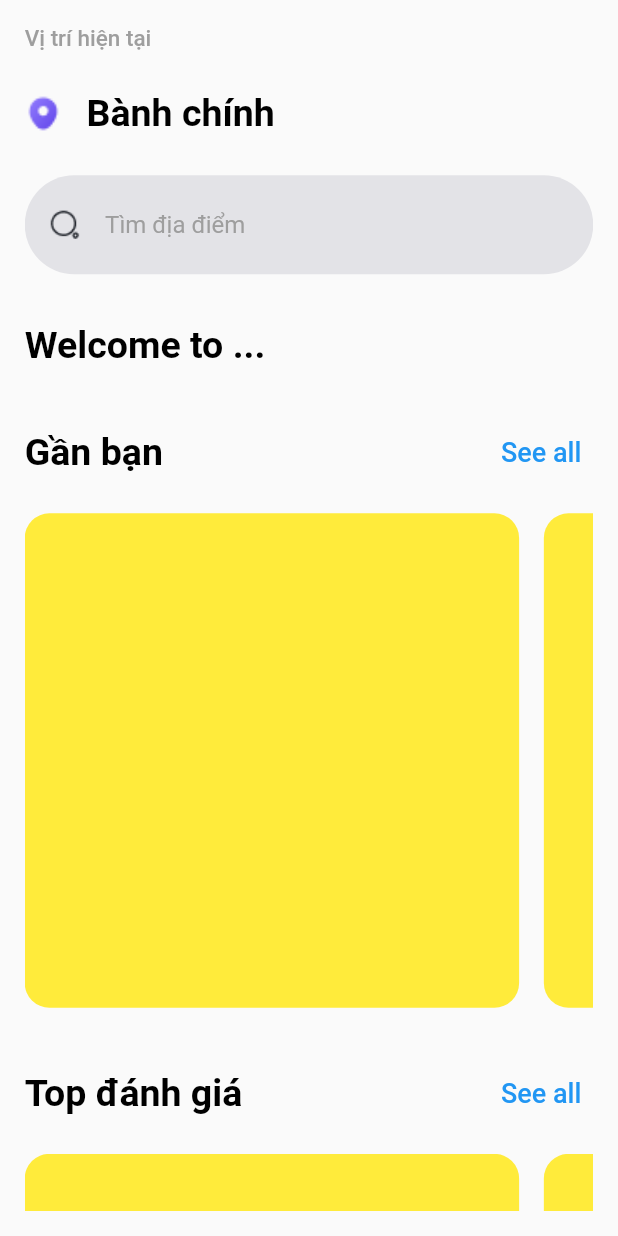
After one commit to havya123/app_xem_tro, a Flutter app: the screen it shows after launch, after a tap on "Get Started", after a tap on "Đăng nhập", after a tap on "Quên mật khẩu ?", on a phone screen of 412 x 824 dp. The commit adds this screen. Run offline on Flutter 3.47's test engine with Material 2 defaults, Android fonts, the phone set to English and light mode, and no system bars; our stand-ins replace font_awesome_flutter, get.

Commit message:
update home

```diff
--- /dev/null
+++ b/lib/config/widget/button.dart
@@ -0,0 +1,46 @@
+import 'package:app_xem_tro/config/size_config.dart';
+import 'package:flutter/material.dart';
+import 'package:get/get.dart';
+
+class Button extends StatelessWidget {
+  Button(
+      {required this.function,
+      super.key,
+      this.textButton = "",
+      required this.isLoading});
+  VoidCallback function;
+  String textButton;
+  RxBool isLoading;
+  @override
+  Widget build(BuildContext context) {
+    return InkWell(
+      onTap: function,
+      child: Ink(
+        child: Container(
+          width: double.infinity,
+          height: getHeight(context, height: 0.08),
+          decoration: BoxDecoration(
+              gradient: const LinearGradient(colors: [
+                Color(0xff363ff5),
+                Color(0xff6357CC),
+              ]),
+              borderRadius:
+                  BorderRadius.circular(borderRadius(context, border: 0.5))),
+          child: Obx(
+            () => Center(
+              child: !isLoading.value
+                  ? Text(
+                      textButton,
+                      style: const TextStyle(
+                          color: Colors.white,
+                          fontSize: 19,
+                          fontWeight: FontWeight.bold),
+                    )
+                  : const CircularProgressIndicator(),
+            ),
+          ),
+        ),
+      ),
+    );
+  }
+}
--- a/lib/route/route_manager.dart
+++ b/lib/route/route_manager.dart
@@ -1,5 +1,6 @@
 import 'package:app_xem_tro/screen/error_screen/error_screen.dart';
 import 'package:app_xem_tro/screen/forget_password_screen/forget_password_screen.dart';
+import 'package:app_xem_tro/screen/home_screen/home_screen.dart';
 import 'package:app_xem_tro/screen/login_screen/login_screen.dart';
 import 'package:app_xem_tro/screen/signup_screen/signup_screen.dart';
 import 'package:app_xem_tro/screen/splash_screen/splash_screen.dart';
@@ -17,9 +18,22 @@ class RouteManager {
       transition: Transition.leftToRight,
       transitionDuration: const Duration(milliseconds: 500),
     ),
-    GetPage(name: "/signupRoute", page: () => const SignupScreen()),
-    GetPage(name: "/notFound", page: () => const ErrorScreen()),
-    GetPage(name: "/forget", page: () => const ForgetPasswordScreen()),
+    GetPage(
+      name: "/signupRoute",
+      page: () => const SignupScreen(),
+    ),
+    GetPage(
+      name: "/notFound",
+      page: () => const ErrorScreen(),
+    ),
+    GetPage(
+      name: "/forgetRoute",
+      page: () => const ForgetPasswordScreen(),
+    ),
+    GetPage(
+      name: "/homeRoute",
+      page: () => const HomeScreen(),
+    )
   ];
 
   static GetPage notFound =
--- a/lib/route/routes.dart
+++ b/lib/route/routes.dart
@@ -3,5 +3,6 @@ class Routes {
   static const String loginRoute = "/loginRoute";
   static const String notFoundRoute = "/notFound";
   static const String signupRoute = "/signupRoute";
-  static const String forgetRoute = "/forget";
+  static const String forgetRoute = "/forgetRoute";
+  static const String homeRoute = "/homeRoute";
 }
--- /dev/null
+++ b/lib/screen/home_screen/home_screen.dart
@@ -0,0 +1,167 @@
+import 'package:app_xem_tro/config/size_config.dart';
+import 'package:flutter/material.dart';
+
+class HomeScreen extends StatelessWidget {
+  const HomeScreen({super.key});
+
+  @override
+  Widget build(BuildContext context) {
+    return Scaffold(
+      body: Padding(
+        padding: EdgeInsets.symmetric(
+            horizontal: padding(context), vertical: padding(context)),
+        child: SingleChildScrollView(
+          child:
+              Column(crossAxisAlignment: CrossAxisAlignment.start, children: [
+            Text(
+              "Vị trí hiện tại",
+              style: TextStyle(
+                  color: Colors.grey.shade500,
+                  fontSize: 15,
+                  fontWeight: FontWeight.w500),
+            ),
+            spaceHeight(context, height: 0.02),
+            Row(
+              children: [
+                SizedBox(
+                  height: getHeight(context, height: 0.06),
+                  width: getWidth(context, width: 0.06),
+                  child: Image.asset(
+                    "assets/images/home_img/location.png",
+                    fit: BoxFit.contain,
+                  ),
+                ),
+                spaceWidth(context),
+                const Text(
+                  "Bành chính",
+                  style: TextStyle(
+                      fontWeight: FontWeight.bold,
+                      fontSize: 25,
+                      color: Colors.black),
+                )
+              ],
+            ),
+            spaceHeight(context, height: 0.02),
+            Container(
+              width: double.infinity,
+              height: getHeight(context, height: 0.08),
+              decoration: BoxDecoration(
+                borderRadius:
+                    BorderRadius.circular(borderRadius(context, border: 0.08)),
+                color: const Color(0xffE3E3E7),
+              ),
+              child: Padding(
+                padding: EdgeInsets.symmetric(horizontal: padding(context)),
+                child: Row(
+                    crossAxisAlignment: CrossAxisAlignment.center,
+                    children: [
+                      SizedBox(
+                        height: getHeight(context, height: 0.05),
+                        width: getWidth(context, width: 0.05),
+                        child: Image.asset(
+                          "assets/images/home_img/search.png",
+                          fit: BoxFit.contain,
+                        ),
+                      ),
+                      spaceWidth(context, width: 0.04),
+                      const Text(
+                        "Tìm địa điểm",
+                        style: TextStyle(color: Colors.grey, fontSize: 16),
+                      )
+                    ]),
+              ),
+            ),
+            spaceHeight(context),
+            const Text(
+              "Welcome to ...",
+              style: TextStyle(
+                  color: Colors.black,
+                  fontSize: 25,
+                  fontWeight: FontWeight.bold),
+            ),
+            spaceHeight(context),
+            Row(
+              mainAxisAlignment: MainAxisAlignment.spaceBetween,
+              children: [
+                const Text(
+                  "Gần bạn",
+                  style: TextStyle(
+                      color: Colors.black,
+                      fontWeight: FontWeight.bold,
+                      fontSize: 25),
+                ),
+                TextButton(
+                    onPressed: () {},
+                    child: const Text(
+                      "See all",
+                      style: TextStyle(color: Colors.blue, fontSize: 18),
+                    ))
+              ],
+            ),
+            spaceHeight(context, height: 0.02),
+            SizedBox(
+              height: getHeight(context, height: 0.4),
+              child: ListView.separated(
+                  scrollDirection: Axis.horizontal,
+                  itemBuilder: (context, index) {
+                    return AspectRatio(
+                      aspectRatio: 1,
+                      child: Container(
+                        decoration: BoxDecoration(
+                            color: Colors.yellow,
+                            borderRadius:
+                                BorderRadius.circular(borderRadius(context))),
+                      ),
+                    );
+                  },
+                  separatorBuilder: (context, index) {
+                    return spaceWidth(context);
+                  },
+                  itemCount: 5),
+            ),
+            spaceHeight(context),
+            Row(
+              mainAxisAlignment: MainAxisAlignment.spaceBetween,
+              children: [
+                const Text(
+                  "Top đánh giá ",
+                  style: TextStyle(
+                      color: Colors.black,
+                      fontWeight: FontWeight.bold,
+                      fontSize: 25),
+                ),
+                TextButton(
+                    onPressed: () {},
+                    child: const Text(
+                      "See all",
+                      style: TextStyle(color: Colors.blue, fontSize: 18),
+                    ))
+              ],
+            ),
+            spaceHeight(context, height: 0.02),
+            SizedBox(
+              height: getHeight(context, height: 0.4),
+              child: ListView.separated(
+                  scrollDirection: Axis.horizontal,
+                  itemBuilder: (context, index) {
+                    return AspectRatio(
+                      aspectRatio: 1,
+                      child: Container(
+                        decoration: BoxDecoration(
+                            color: Colors.yellow,
+                            borderRadius:
+                                BorderRadius.circular(borderRadius(context))),
+                      ),
+                    );
+                  },
+                  separatorBuilder: (context, index) {
+                    return spaceWidth(context);
+                  },
+                  itemCount: 5),
+            ),
+          ]),
+        ),
+      ),
+    );
+  }
+}
--- a/lib/screen/login_screen/login_screen.dart
+++ b/lib/screen/login_screen/login_screen.dart
@@ -1,4 +1,5 @@
 import 'package:app_xem_tro/config/size_config.dart';
+import 'package:app_xem_tro/config/widget/button.dart';
 import 'package:app_xem_tro/config/widget/checkbox.dart';
 import 'package:app_xem_tro/config/widget/text_field.dart';
 import 'package:flutter/material.dart';
@@ -15,6 +16,8 @@ class LoginScreen extends StatelessWidget {
     void isHidden() {
       showpass.value = !showpass.value;
     }
+
+    var isLoading = false.obs;
 
     return Scaffold(
       body: Padding(
@@ -90,25 +93,15 @@ class LoginScreen extends StatelessWidget {
                 ],
               ),
               spaceHeight(context, height: 0.02),
-              Container(
-                width: double.infinity,
-                height: getHeight(context, height: 0.08),
-                decoration: BoxDecoration(
-                    gradient: const LinearGradient(colors: [
-                      Color(0xff363ff5),
-                      Color(0xff6357CC),
-                    ]),
-                    borderRadius: BorderRadius.circular(
-                        borderRadius(context, border: 0.5))),
-                child: const Center(
-                  child: Text(
-                    'Đăng nhập',
-                    style: TextStyle(
-                        color: Colors.white,
-                        fontSize: 19,
-                        fontWeight: FontWeight.bold),
-                  ),
-                ),
+              Button(
+                function: () async {
+                  if (isLoading.value) return;
+                  isLoading.value = !isLoading.value;
+                  await Future.delayed(const Duration(seconds: 2));
+                  Navigator.pushReplacementNamed(context, Routes.homeRoute);
+                },
+                textButton: "Đăng nhập",
+                isLoading: isLoading,
               ),
               spaceHeight(context),
               Row(
--- a/pubspec.yaml
+++ b/pubspec.yaml
@@ -64,6 +64,7 @@ flutter:
   assets:
     - assets/images/login_img/
     - assets/images/splash_img/splash_icon.png
+    - assets/images/home_img/
   #   - images/a_dot_ham.jpeg
 
   # An image asset can refer to one or more resolution-specific "variants", see
```
Also changed, not shown: assets/images/home_img/location.png (added), assets/images/home_img/search.png (added).
